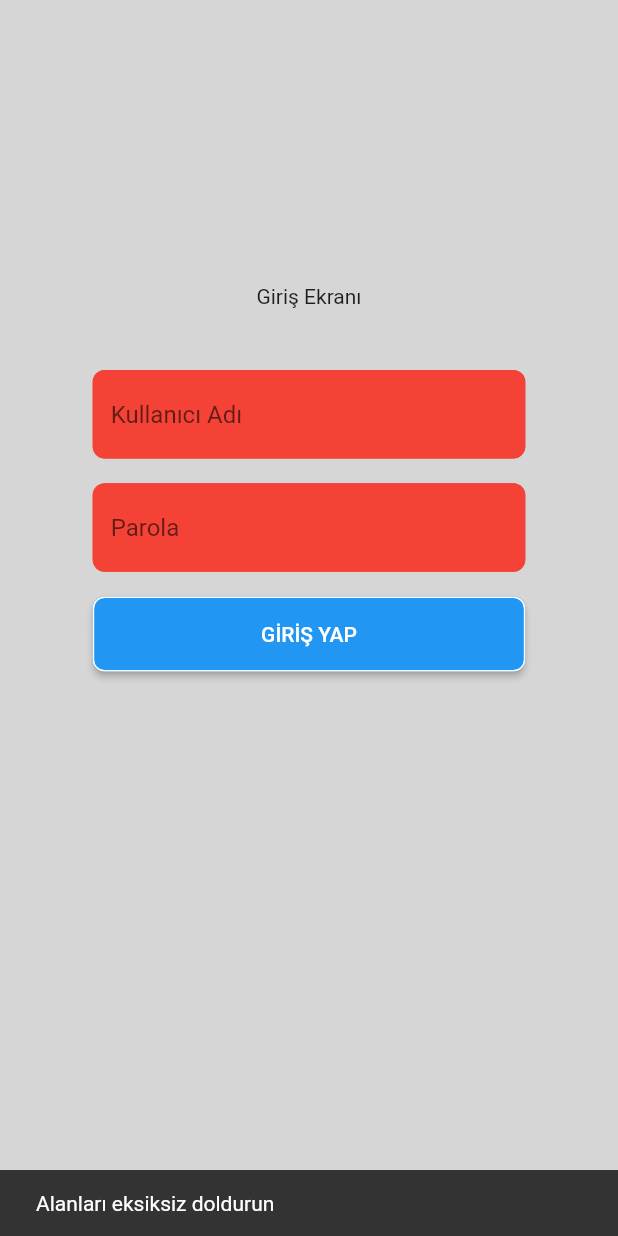
After one commit to nermindonat/TourGuideWithBeacon, a Flutter app: the screen it shows after launch, after a tap on "GİRİŞ YAP", on a phone screen of 412 x 824 dp. The commit adds this screen. Run offline on Flutter 3.47's test engine with Material 2 defaults, Android fonts, the phone set to English and light mode, and no system bars; our stand-ins replace cloud_firestore, firebase_core, flutter_blue; accounts and stored records are empty.

Commit message:
Login and beacon page updated

```diff
--- a/beacon/lib/getDescription.dart
+++ b/beacon/lib/getDescription.dart
@@ -5,7 +5,7 @@ import 'package:cloud_firestore/cloud_firestore.dart';
 
 Future<String> getDescription(index) async {
   final firestoreInstance = FirebaseFirestore.instance;
-  var response = await firestoreInstance.collection("Inventory").doc(index.toString()).get();
+  var response = await firestoreInstance.collection("Artifacts").doc(index.toString()).get();  //// burayı değiştir
   dev.log("veri: " + response.data()["description"]);
   String z = response.data()["description"];
   var y = await summarizeMethod(z);
--- /dev/null
+++ b/beacon/lib/getUser.dart
@@ -0,0 +1,32 @@
+import 'dart:developer' as dev;
+
+import 'package:cloud_firestore/cloud_firestore.dart';
+import 'package:flutter/material.dart';
+Future<bool> login(context,String username, String password) async {
+  var returned = false;
+  final firestoreInstance = FirebaseFirestore.instance;
+  var response = await firestoreInstance.collection("users").doc(username.isEmpty?"asd":username).get();
+  if (username.isEmpty || password.isEmpty) {
+
+   ScaffoldMessenger.of(context).showSnackBar(SnackBar(content: Text("Alanları eksiksiz doldurun")));
+   returned = false;
+  }
+  else if(response.data()==null){
+
+   ScaffoldMessenger.of(context).showSnackBar(SnackBar(content: Text("Kullanıcı bulunamadı")));
+   returned = false;
+  }
+  else if(response.data()!=null&&
+    response.data()["password"]!=password){
+
+   ScaffoldMessenger.of(context).showSnackBar(SnackBar(content: Text("Şifre yanlış")));
+   returned = false;
+  }
+  else{
+
+   ScaffoldMessenger.of(context).showSnackBar(SnackBar(content: Text("Giriş başarılı")));
+   returned = true;
+  }
+  return returned;
+
+}
--- /dev/null
+++ b/beacon/lib/login.dart
@@ -0,0 +1,122 @@
+import 'dart:developer';
+
+import 'package:beacon/getUser.dart';
+import 'package:beacon/mediaquery.dart';
+import 'package:beacon/scan-beacon.dart';
+import 'package:flutter/material.dart';
+
+class LoginView extends StatefulWidget {
+  const LoginView({Key key}) : super(key: key);
+
+  @override
+  _LoginViewState createState() => _LoginViewState();
+}
+
+class _LoginViewState extends State<LoginView> {
+  TextEditingController username = TextEditingController();
+  TextEditingController password = TextEditingController();
+  bool showPassword = true;
+  @override
+  Widget build(BuildContext context) {
+    return Scaffold(
+      resizeToAvoidBottomInset: false,
+      body: Stack(
+        clipBehavior: Clip.hardEdge,
+        alignment: Alignment.bottomRight,
+        children: [
+          Container(
+            width: deviceWidth(context),
+            height: deviceHeight(context),
+            color: Colors.grey[350],
+            child: Column(
+              children: [
+                SizedBox(height: deviceHeight(context) * 0.18),
+                SizedBox(height: deviceHeight(context) * 0.05),
+                Text("Giriş Ekranı",),
+                SizedBox(height: deviceHeight(context) * 0.05),
+                formFieldArea(context, false, "Kullanıcı Adı", username, false),
+                SizedBox(height: deviceHeight(context) * 0.02),
+                formFieldArea(context, true, "Parola", password, true),
+                SizedBox(height: deviceHeight(context) * 0.02),
+                loginButton(context),
+                SizedBox(height: deviceHeight(context) * 0.02),
+              ],
+            ),
+          ),
+        ],
+      ),
+    );
+  }
+
+  Widget loginButton(BuildContext context) {
+    return SizedBox(
+        width: deviceWidth(context) * 0.7,
+        child: ElevatedButton(
+            style: ElevatedButton.styleFrom(
+                side: BorderSide(color: Colors.white),
+                shape: RoundedRectangleBorder(borderRadius: new BorderRadius.circular(8)),
+                primary: Colors.blue,
+                fixedSize: Size.fromHeight(50)),
+            onPressed: () async{
+              if (
+              await login(context,username.text,password.text)) {
+                  Navigator.push(
+    context,
+    MaterialPageRoute(builder: (context) => ScanBeacon()),
+  );
+
+              }
+            },
+            child: Text("GİRİŞ YAP",
+            )));
+  }
+
+  Widget formFieldArea(
+      BuildContext context, bool isSuffixOpen, String hintText, TextEditingController controller, bool obscureOpen) {
+    return Stack(
+      alignment: Alignment.centerRight,
+      children: <Widget>[
+        Container(
+          width: deviceWidth(context) * 0.7,
+          child: TextFormField(
+            obscureText: obscureOpen == false ? false : showPassword,
+            cursorColor: Colors.white,
+            style: TextStyle(color: Colors.white),
+            decoration: InputDecoration(
+              hintText: hintText,
+              filled: true,
+              fillColor: Colors.red,
+              enabledBorder: outlineInputBorder(),
+              disabledBorder: outlineInputBorder(),
+              border: outlineInputBorder(),
+              focusedBorder: outlineInputBorder(),
+            ),
+            controller: controller,
+          ),
+        ),
+
+      ],
+    );
+  }
+
+  OutlineInputBorder outlineInputBorder() {
+    return OutlineInputBorder(
+      borderSide:  BorderSide(color: Colors.red, width: 1),
+      borderRadius: BorderRadius.circular(8.0),
+    );
+  }
+
+  GestureDetector openPasswordIcon(String iconPath) {
+    return GestureDetector(
+      onTap: () {
+        showPassword = !showPassword;
+        setState(() {});
+      },
+      child: Container(
+        margin: EdgeInsets.only(right: 8),
+        padding: const EdgeInsets.all(8.0),
+
+      ),
+    );
+  }
+}
--- /dev/null
+++ b/beacon/lib/mediaquery.dart
@@ -0,0 +1,13 @@
+import 'package:flutter/material.dart';
+
+Size displaySize(BuildContext context) {
+  return MediaQuery.of(context).size;
+}
+
+double deviceHeight(BuildContext context) {
+  return displaySize(context).height;
+}
+
+double deviceWidth(BuildContext context) {
+  return displaySize(context).width;
+}
```
Also changed, not shown: beacon/lib/main.dart (+3 -12 lines), beacon/lib/methods.dart (+14 -10 lines), beacon/lib/scan-beacon.dart (added, +132 -0 lines), beacon/lib/scanbeacon.dart (+6 -2 lines).
